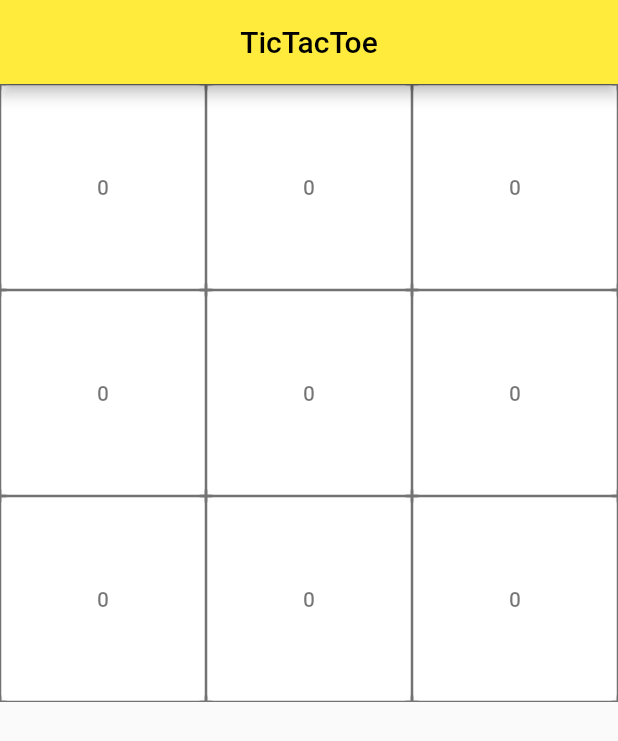
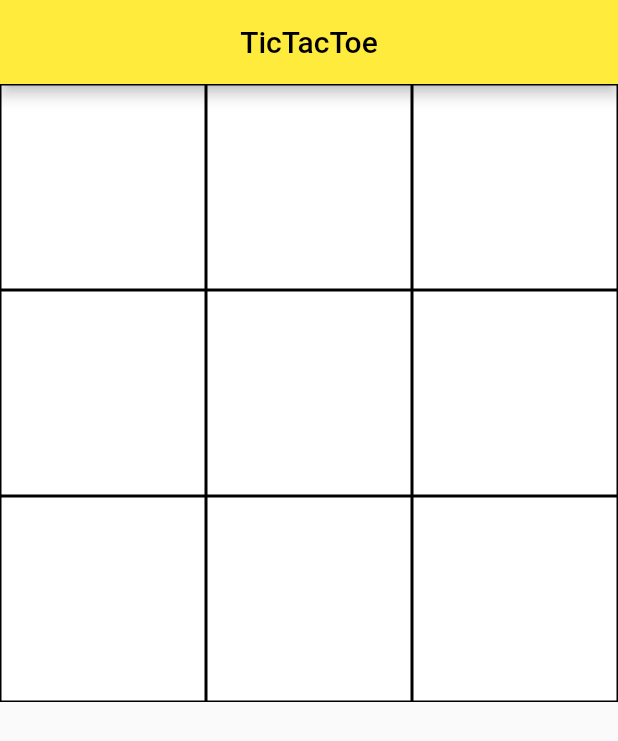
Before and after one commit to CristiSandu/Flutter-Course, a Flutter app: the TicTac screen opened directly, on a phone screen of 412 x 824 dp. Shown: the top 741 px of the screen. Run offline on Flutter 3.47's test engine with Material 2 defaults, Android fonts, the light colour scheme and no system bars; our stand-ins replace audioplayers; network calls fail.

Commit message:
Finish TicTacToe

```diff
--- a/lib/src/03/tic_tac_toe.dart
+++ b/lib/src/03/tic_tac_toe.dart
@@ -17,9 +17,7 @@ class PositionTicTacToe {
   PositionTicTacToe(this.used, this.color, this.val);
 
   int used;
-
   Color? color;
-
   ValidationPoss val;
 }
 
@@ -44,6 +42,7 @@ class _TicTacState extends State<TicTac> {
     ValidationPoss(0, 4, 8),
     ValidationPoss(2, 4, 6),
   ];
+
   String? whoWon;
   int countDraw = 0;
   int personToMove = 1;
@@ -93,18 +92,9 @@ class _TicTacState extends State<TicTac> {
                   crossAxisCount: 3,
                 ),
                 itemBuilder: (BuildContext context, int index) {
-                  return Container(
-                    decoration: BoxDecoration(
-                      borderRadius: BorderRadius.zero,
-                      border: Border.all(color: Colors.black54),
-                    ),
-                    child: TextButton(
-                      style: ButtonStyle(
-                          backgroundColor:
-                              MaterialStateProperty.all(content[index].color)),
-                      child: Text(content[index].used.toString(),
-                          style: const TextStyle(color: Colors.black54)),
-                      onPressed: () {
+                  return Item(
+                    backColor: content[index].color,
+                    onTap: () {
                       setState(() {
                         if (personToMove == 1 && content[index].used == 0) {
                           content[index].color = Colors.green;
@@ -120,12 +110,8 @@ class _TicTacState extends State<TicTac> {
 
                         final PositionTicTacToe? outEnd = isEnd();
                         if (outEnd!.color != null) {
-                            if (outEnd.color == Colors.green) {
-                              whoWon = 'green won';
-                              endGame = 1;
-                              resetAtWon(outEnd);
-                            } else if (outEnd.color == Colors.red) {
-                              whoWon = 'red won';
+                          if (outEnd.color == Colors.green ||
+                              outEnd.color == Colors.red) {
                             endGame = 1;
                             resetAtWon(outEnd);
                           } else if (outEnd.color == Colors.pink) {
@@ -135,7 +121,6 @@ class _TicTacState extends State<TicTac> {
                         }
                       });
                     },
-                    ),
                   );
                 }),
             if (endGame == 1)
@@ -169,3 +154,29 @@ class _TicTacState extends State<TicTac> {
         ));
   }
 }
+
+typedef OnTap = void Function();
+
+class Item extends StatelessWidget {
+  const Item({Key? key, required this.onTap, required this.backColor})
+      : super(key: key);
+
+  final Color? backColor;
+  final OnTap onTap;
+
+  @override
+  Widget build(BuildContext context) {
+    return GestureDetector(
+      onTap: () {
+        onTap();
+      },
+      child: AnimatedContainer(
+        decoration: BoxDecoration(
+            borderRadius: BorderRadius.zero,
+            border: Border.all(color: Colors.black),
+            color: backColor),
+        duration: const Duration(milliseconds: 300),
+      ),
+    );
+  }
+}
```
Also changed, not shown: lib/src/01/converer.dart (+10 -3 lines). Lines whose indentation alone changed are shown as unchanged.
